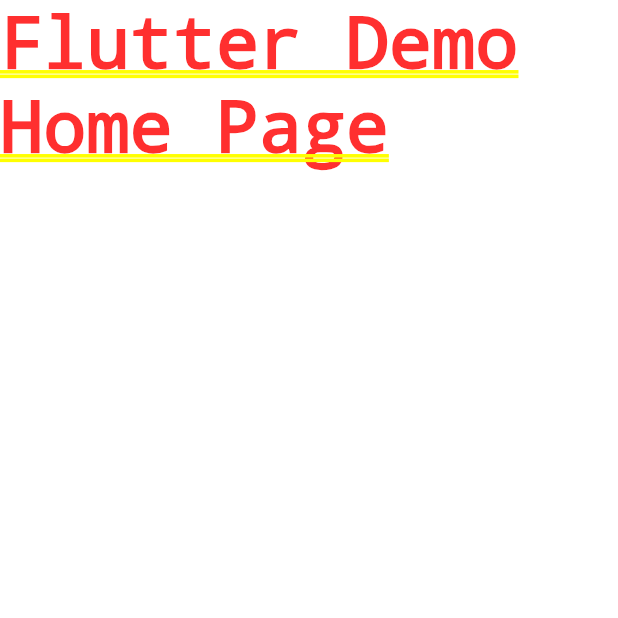
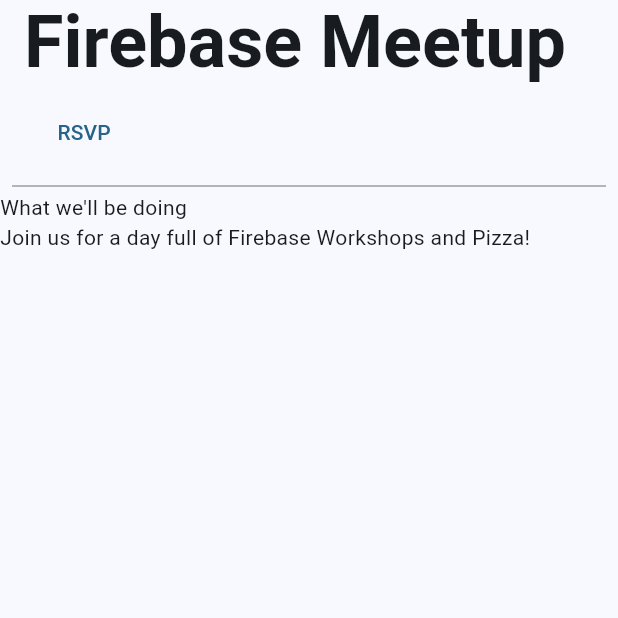
Before and after one commit to SeongjunJo/Snulife-Internal, a Flutter app: the screen it shows after launch, on a phone screen of 412 x 824 dp, the top half of it. Run offline on Flutter 3.47's test engine with Material 3 defaults, Android fonts, the phone set to English and light mode, and no system bars; our stand-ins replace firebase_auth, firebase_core, go_router, google_fonts; missing offline and left inert: firebase_ui_auth; accounts and stored records are empty.

Commit message:
firebaseUI
* sign in, out, up with codelab

```diff
--- /dev/null
+++ b/lib/app_state.dart
@@ -0,0 +1,35 @@
+import 'package:firebase_auth/firebase_auth.dart'
+    hide EmailAuthProvider, PhoneAuthProvider;
+import 'package:firebase_core/firebase_core.dart';
+import 'package:firebase_ui_auth/firebase_ui_auth.dart';
+import 'package:flutter/material.dart';
+
+import 'firebase_options.dart';
+
+class ApplicationState extends ChangeNotifier {
+  ApplicationState() {
+    init();
+  }
+
+  bool _loggedIn = false;
+
+  bool get loggedIn => _loggedIn;
+
+  Future<void> init() async {
+    await Firebase.initializeApp(
+        options: DefaultFirebaseOptions.currentPlatform);
+
+    FirebaseUIAuth.configureProviders([
+      EmailAuthProvider(),
+    ]);
+
+    FirebaseAuth.instance.userChanges().listen((user) {
+      if (user != null) {
+        _loggedIn = true;
+      } else {
+        _loggedIn = false;
+      }
+      notifyListeners();
+    });
+  }
+}
--- /dev/null
+++ b/lib/authentication.dart
@@ -0,0 +1,41 @@
+import 'package:flutter/material.dart';
+import 'package:go_router/go_router.dart';
+
+class AuthFunc extends StatelessWidget {
+  const AuthFunc({
+    super.key,
+    required this.loggedIn,
+    required this.signOut,
+  });
+
+  final bool loggedIn;
+  final void Function() signOut;
+
+  @override
+  Widget build(BuildContext context) {
+    const MaterialApp();
+    return Row(
+      children: [
+        Padding(
+          padding: const EdgeInsets.only(left: 24, bottom: 8),
+          child: TextButton(
+              onPressed: () {
+                !loggedIn ? context.push('/sign-in') : signOut();
+              },
+              child: !loggedIn ? const Text('RSVP') : const Text('Logout')),
+        ),
+        Visibility(
+          visible: loggedIn,
+          child: Padding(
+            padding: const EdgeInsets.only(left: 24, bottom: 8),
+            child: TextButton(
+                onPressed: () {
+                  context.push('/profile');
+                },
+                child: const Text('Profile')),
+          ),
+        )
+      ],
+    );
+  }
+}
--- /dev/null
+++ b/lib/home_page.dart
@@ -0,0 +1,43 @@
+import 'package:firebase_auth/firebase_auth.dart'
+    hide EmailAuthProvider, PhoneAuthProvider;
+import 'package:flutter/material.dart';
+import 'package:provider/provider.dart';
+
+import 'app_state.dart';
+import 'authentication.dart';
+
+class HomePage extends StatelessWidget {
+  const HomePage({super.key});
+
+  @override
+  Widget build(BuildContext context) {
+    return Scaffold(
+      appBar: AppBar(
+        title: const Text('Firebase Meetup'),
+      ),
+      body: ListView(
+        children: <Widget>[
+          const SizedBox(height: 8),
+          // Add from here
+          Consumer<ApplicationState>(
+            builder: (context, appState, _) => AuthFunc(
+                loggedIn: appState.loggedIn,
+                signOut: () {
+                  FirebaseAuth.instance.signOut();
+                }),
+          ),
+          // to here
+          const Divider(
+            height: 8,
+            thickness: 1,
+            indent: 8,
+            endIndent: 8,
+            color: Colors.grey,
+          ),
+          const Text("What we'll be doing"),
+          const Text('Join us for a day full of Firebase Workshops and Pizza!'),
+        ],
+      ),
+    );
+  }
+}
--- a/lib/main.dart
+++ b/lib/main.dart
@@ -1,26 +1,46 @@
 import 'package:flutter/material.dart';
+import 'package:google_fonts/google_fonts.dart';
+import 'package:provider/provider.dart';
 
-void main() {
-  runApp(const App());
+import 'app_state.dart';
+import 'router.dart';
+
+void main() async {
+  WidgetsFlutterBinding.ensureInitialized();
+
+  runApp(
+    ChangeNotifierProvider(
+      create: (context) => ApplicationState(),
+      builder: ((context, child) => const InternalApp()),
+    ),
+  );
 }
 
-class App extends StatelessWidget {
-  const App({super.key});
+class InternalApp extends StatelessWidget {
+  const InternalApp({super.key});
 
   // This widget is the root of your application.
   @override
   Widget build(BuildContext context) {
-    return const HomePage();
-  }
-}
-
-class HomePage extends StatelessWidget {
-  const HomePage({super.key});
-
-  @override
-  Widget build(BuildContext context) {
-    return const MaterialApp(
-      home: Text("Flutter Demo Home Page"),
+    return MaterialApp.router(
+      theme: ThemeData(
+        useMaterial3: true,
+        colorScheme: ColorScheme.fromSeed(
+          seedColor: Colors.lightBlue,
+          brightness: Brightness.light,
+        ),
+        textTheme: TextTheme(
+          displayLarge: const TextStyle(
+            fontSize: 72,
+            fontWeight: FontWeight.w300,
+          ),
+          titleLarge: GoogleFonts.roboto(
+            fontSize: 48,
+            fontWeight: FontWeight.w600,
+          ),
+        ),
+      ),
+      routerConfig: appRouter,
     );
   }
 }
--- /dev/null
+++ b/lib/router.dart
@@ -0,0 +1,80 @@
+import 'package:firebase_ui_auth/firebase_ui_auth.dart';
+import 'package:flutter/material.dart';
+import 'package:go_router/go_router.dart';
+
+import 'home_page.dart';
+
+final appRouter = GoRouter(
+  routes: [
+    GoRoute(
+      path: '/',
+      builder: (context, state) => const HomePage(),
+      routes: [
+        GoRoute(
+          path: 'sign-in',
+          builder: (context, state) {
+            return SignInScreen(
+              actions: [
+                ForgotPasswordAction(((context, email) {
+                  final uri = Uri(
+                    path: '/sign-in/forgot-password',
+                    queryParameters: <String, String?>{
+                      'email': email,
+                    },
+                  );
+                  context.push(uri.toString());
+                })),
+                AuthStateChangeAction(((context, state) {
+                  final user = switch (state) {
+                    SignedIn state => state.user,
+                    UserCreated state => state.credential.user,
+                    _ => null
+                  };
+                  if (user == null) {
+                    return;
+                  }
+                  if (state is UserCreated) {
+                    user.updateDisplayName(user.email!.split('@')[0]);
+                  }
+                  if (!user.emailVerified) {
+                    user.sendEmailVerification();
+                    const snackBar = SnackBar(
+                        content: Text(
+                            'Please check your email to verify your email address'));
+                    ScaffoldMessenger.of(context).showSnackBar(snackBar);
+                  }
+                  context.pushReplacement('/');
+                })),
+              ],
+            );
+          },
+          routes: [
+            GoRoute(
+              path: 'forgot-password',
+              builder: (context, state) {
+                final arguments = state.uri.queryParameters;
+                return ForgotPasswordScreen(
+                  email: arguments['email'],
+                  headerMaxExtent: 200,
+                );
+              },
+            ),
+          ],
+        ),
+        GoRoute(
+          path: 'profile',
+          builder: (context, state) {
+            return ProfileScreen(
+              providers: const [],
+              actions: [
+                SignedOutAction((context) {
+                  context.pushReplacement('/');
+                }),
+              ],
+            );
+          },
+        ),
+      ],
+    ),
+  ],
+);
```
Also changed, not shown: pubspec.yaml (+8 -1 lines), lib/firebase_options.dart, pubspec.lock, 4 other files.
